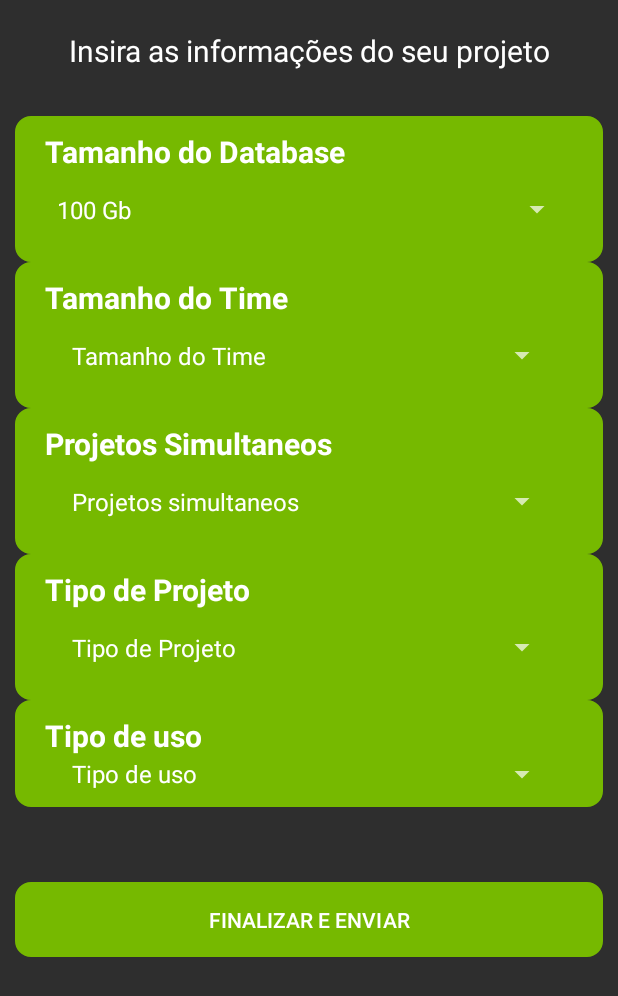
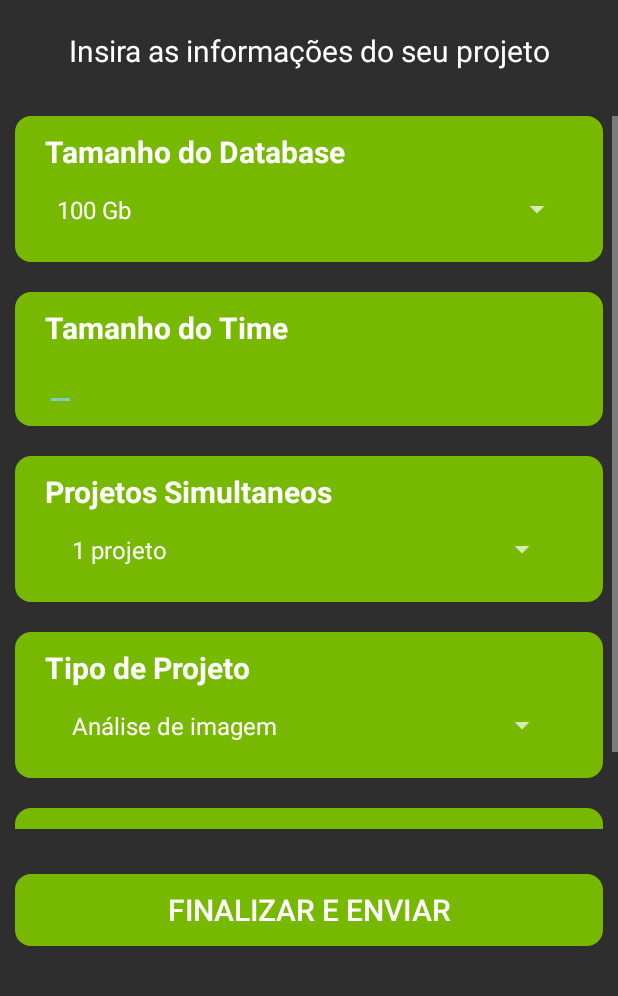
Before and after one commit to pedr0luiz/desagil-projeto2-grupo2-nvidia, an Android app: the InputActivity screen opened directly, with no data from a screen before it, on a phone screen of 412 x 824 dp. Shown: the top 996 px of the screen. Run offline under Robolectric (Android 15) with nearby library versions, the phone set to English and light mode, and no system bars.

Commit message:
Sprint2 Done

```diff
--- a/projeto2Nvidia/app/src/main/java/br/insper/edu/al/gabrielfz/projeto2nvidia/InputActivity.java
+++ b/projeto2Nvidia/app/src/main/java/br/insper/edu/al/gabrielfz/projeto2nvidia/InputActivity.java
@@ -7,6 +7,7 @@ import android.view.View;
 import android.widget.AdapterView;
 import android.widget.ArrayAdapter;
 import android.widget.Button;
+import android.widget.EditText;
 import android.widget.Spinner;
 
 public class InputActivity extends AppCompatActivity {
@@ -29,12 +30,6 @@ public class InputActivity extends AppCompatActivity {
         spinner.setAdapter(adapter);
 
 
-        //Set Options Second Spinner
-        Spinner spinner2 = (Spinner) findViewById(R.id.teamSizeSpinner);
-        ArrayAdapter<CharSequence> adapter2 = ArrayAdapter.createFromResource(this, R.array.teamSizeArray, android.R.layout.simple_spinner_item);
-        adapter2.setDropDownViewResource(android.R.layout.simple_spinner_dropdown_item);
-        spinner2.setAdapter(adapter2);
-
         //Set Options fo third spinner
         Spinner spinner3 = (Spinner) findViewById(R.id.projectsSpinner);
         ArrayAdapter<CharSequence> adapter3 = ArrayAdapter.createFromResource(this, R.array.CurrentProjectSizeArray, android.R.layout.simple_spinner_item);
@@ -53,12 +48,12 @@ public class InputActivity extends AppCompatActivity {
         adapter5.setDropDownViewResource(android.R.layout.simple_spinner_dropdown_item);
         spinner5.setAdapter(adapter5);
 
-        Spinner[] spinnerVector = new Spinner[5];
+        Spinner[] spinnerVector = new Spinner[4];
         spinnerVector[0] = spinner;
-        spinnerVector[1] = spinner2;
-        spinnerVector[2] = spinner3;
-        spinnerVector[3] = spinner4;
-        spinnerVector[4] = spinner5;
+        spinnerVector[1] = spinner3;
+        spinnerVector[2] = spinner4;
+        spinnerVector[3] = spinner5;
+        EditText teamSizeEdit = findViewById(R.id.editTeamSize);
 
 
         //Get Submit Button
@@ -76,10 +71,10 @@ public class InputActivity extends AppCompatActivity {
                 idx++;
             }
             this.databaseSize = Integer.parseInt(data[0].split(" ")[0]);
-            this.teamSize = Integer.parseInt(data[1].split(" ")[0]);
-            this.concurrentProjects = Integer.parseInt(data[2].split(" ")[0]);
-            this.projectType = data[3];
-            this.usageType = data[4];
+            this.teamSize = Integer.parseInt(teamSizeEdit.getText().toString());
+            this.concurrentProjects = Integer.parseInt(data[1].split(" ")[0]);
+            this.projectType = data[2];
+            this.usageType = data[3];
             Predictor predicao = new Predictor(this.teamSize,this.projectType,this.concurrentProjects,this.databaseSize);
             String bestOptionName = predicao.bestSolution().getName();
             String bestOptionPrice = String.valueOf(predicao.bestSolution().getPrice());
--- a/projeto2Nvidia/app/src/main/res/layout/activity_input.xml
+++ b/projeto2Nvidia/app/src/main/res/layout/activity_input.xml
@@ -21,7 +21,7 @@
 
     <ScrollView
         android:layout_width="match_parent"
-        android:layout_height="wrap_content"
+        android:layout_height="475sp"
         android:id="@+id/scrollInput"
         android:layout_marginTop="30sp"
         android:layout_below="@+id/titleInputs">
@@ -49,10 +49,9 @@
                         android:layout_width="fill_parent"
                         android:layout_height="50sp"
                         android:spinnerMode="dialog"
-        android:textAlignment="viewStart"
-        android:prompt="@string/SpinnerTitle1"
-        />
+                        android:textAlignment="viewStart" />
             </LinearLayout>
+
             <LinearLayout
                 android:layout_width="match_parent"
                 android:layout_height="wrap_content"
@@ -60,6 +59,7 @@
                 android:background="@drawable/roundborders"
                 android:orientation="vertical"
                 android:layout_below="@id/LinearLayInput1"
+                android:layout_marginTop="20sp"
                 android:layout_marginEnd="10sp"
                 android:layout_marginStart="10sp">
                 <TextView
@@ -69,17 +69,14 @@
                     android:textColor="@color/white"
                     android:textStyle="bold"
                     android:textSize="20sp"/>
-    <Spinner
-        android:id="@+id/teamSizeSpinner"
-        android:layout_width="fill_parent"
-        android:layout_height="50sp"
-        android:spinnerMode="dialog"
-        android:prompt="@string/SpinnerTitle2"
-        android:textAlignment="viewStart"
-        android:layout_marginEnd="10sp"
-        android:layout_marginStart="10sp"
-        />
+                <EditText
+                    android:layout_width="wrap_content"
+                    android:layout_height="wrap_content"
+                    android:textSize="15sp"
+                    android:inputType="number"
+                    android:id="@+id/editTeamSize"/>
             </LinearLayout>
+
             <LinearLayout
                 android:layout_width="match_parent"
                 android:layout_height="wrap_content"
@@ -87,6 +84,7 @@
                 android:background="@drawable/roundborders"
                 android:orientation="vertical"
                 android:layout_below="@id/LinearLayInput2"
+                android:layout_marginTop="20sp"
                 android:layout_marginEnd="10sp"
                 android:layout_marginStart="10sp">
                 <TextView
@@ -102,10 +100,8 @@
                     android:layout_height="50sp"
                     android:spinnerMode="dialog"
                     android:textAlignment="viewStart"
-        android:prompt="@string/SpinnerTitle3"
                     android:layout_marginEnd="10sp"
-        android:layout_marginStart="10sp"
-        />
+                    android:layout_marginStart="10sp" />
             </LinearLayout>
 
             <LinearLayout
@@ -115,6 +111,7 @@
                 android:background="@drawable/roundborders"
                 android:orientation="vertical"
                 android:layout_below="@id/LinearLayInput3"
+                android:layout_marginTop="20sp"
                 android:layout_marginEnd="10sp"
                 android:layout_marginStart="10sp">
                 <TextView
@@ -124,7 +121,6 @@
                     android:textColor="@color/white"
                     android:textStyle="bold"
                     android:textSize="20sp"/>
-
                 <Spinner
                     android:id="@+id/projectTypeSpinner"
                     android:layout_width="fill_parent"
@@ -133,8 +129,7 @@
                     android:textAlignment="viewStart"
                     android:prompt="@string/SpinnerTitle4"
                     android:layout_marginEnd="10sp"
-        android:layout_marginStart="10sp"
-        />
+                    android:layout_marginStart="10sp" />
             </LinearLayout>
 
             <LinearLayout
@@ -144,6 +139,7 @@
                 android:background="@drawable/roundborders"
                 android:orientation="vertical"
                 android:layout_below="@id/LinearLayInput4"
+                android:layout_marginTop="20sp"
                 android:layout_marginEnd="10sp"
                 android:layout_marginStart="10sp">
                 <TextView
@@ -163,13 +159,15 @@
                     android:layout_marginEnd="10sp"
                     android:layout_marginStart="10sp"/>
             </LinearLayout>
+
         </RelativeLayout>
     </ScrollView>
 
     <Button
         android:layout_width="match_parent"
-        android:layout_height="50sp"
-        android:layout_marginTop="50sp"
+        android:layout_height="wrap_content"
+        android:textSize="20sp"
+        android:layout_marginTop="30sp"
         android:layout_marginEnd="10sp"
         android:layout_marginStart="10sp"
         android:background="@drawable/roundborders"
--- a/projeto2Nvidia/app/src/main/res/values/strings.xml
+++ b/projeto2Nvidia/app/src/main/res/values/strings.xml
@@ -41,7 +41,6 @@
 
     </string-array>
     <string-array name="teamSizeArray">
-        <item>Tamanho do Time</item>
         <item>10 pessoas</item>
         <item>20 pessoas</item>
         <item>30 pessoas</item>
@@ -55,7 +54,6 @@
     </string-array>
 
     <string-array name="CurrentProjectSizeArray">
-        <item>Projetos simultaneos</item>
         <item>1 projeto</item>
         <item>2 projetos</item>
         <item>3 projetos</item>
@@ -64,7 +62,6 @@
     </string-array>
 
     <string-array name="ProjectTypeArray">
-        <item>Tipo de Projeto</item>
         <item>Análise de imagem</item>
         <item>Vídeo</item>
         <item>Texto</item>
@@ -74,7 +71,6 @@
     </string-array>
 
     <string-array name="usageTypeArray">
-        <item>Tipo de uso</item>
         <item>Treinamento</item>
         <item>Inferencia</item>
         <item>Treinamento + inferencia</item>
```
Lines whose indentation alone changed are shown as unchanged.
